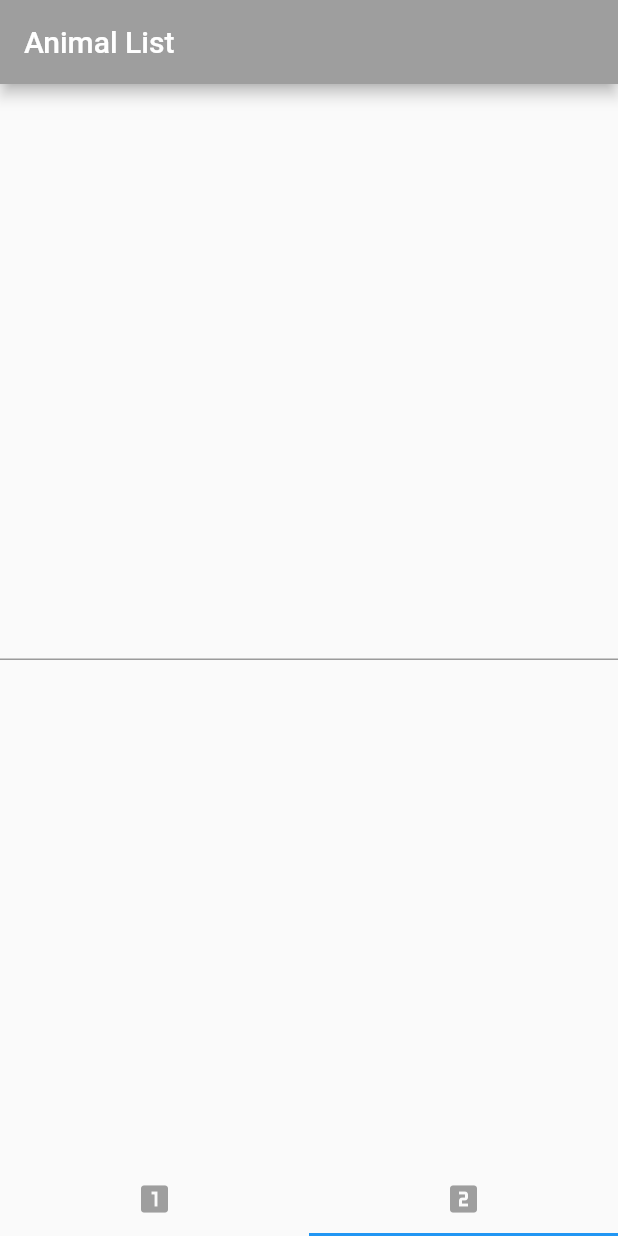
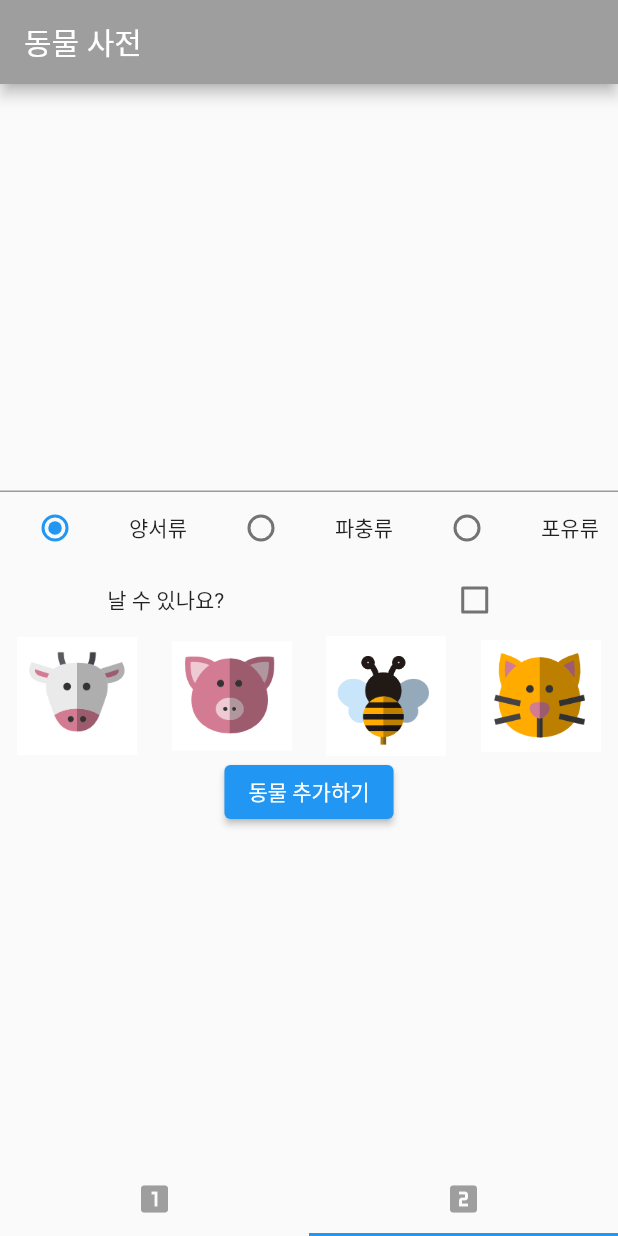
Before and after one commit to shinjoo95/flutter_ex, a Flutter app: the screen it shows after launch, tab 2 chosen, on a phone screen of 412 x 824 dp. Run offline on Flutter 3.47's test engine with Material 2 defaults, Android fonts, the phone set to English and light mode, and no system bars.

Commit message:
secondpage 추가화면

```diff
--- a/lib/main.dart
+++ b/lib/main.dart
@@ -63,7 +63,7 @@ class _MyHomePageState extends State<MyHomePage> with SingleTickerProviderStateM
     return Scaffold(
       appBar: AppBar(
         backgroundColor: Colors.grey,
-        title: Text('Animal List'),
+        title: Text('동물 사전'),
       ),
       body: TabBarView(
         controller: controller,
--- a/lib/sub/secondPage.dart
+++ b/lib/sub/secondPage.dart
@@ -9,8 +9,14 @@ class SecondApp extends StatefulWidget {
   State<SecondApp> createState() => _SecondAppState();
 }
 
+
+
 class _SecondAppState extends State<SecondApp> {
   final nameController = TextEditingController();
+  int? _radioValue = 0;
+  bool? flyExist = false;
+  String? _imagepath;
+
   @override
   Widget build(BuildContext context) {
     return Scaffold(
@@ -23,11 +29,57 @@ class _SecondAppState extends State<SecondApp> {
                   controller: nameController,
                   keyboardType: TextInputType.text,
                   maxLines: 1,
-                )
+                ),
+              Row(
+                mainAxisAlignment: MainAxisAlignment.spaceAround,
+                children: <Widget>[
+                  Radio(value: 0, groupValue: _radioValue, onChanged: _radioChange), Text('양서류'),
+                  Radio(value: 1, groupValue: _radioValue, onChanged: _radioChange), Text('파충류'),
+                  Radio(value: 2, groupValue: _radioValue, onChanged: _radioChange), Text('포유류'),
+                ],
+              ),
+              Row(
+                mainAxisAlignment: MainAxisAlignment.spaceAround,
+                children: <Widget>[
+                  Text('날 수 있나요?'),
+                  Checkbox(value: flyExist, onChanged: (bool? check){
+                    setState(() {
+                      flyExist = check;
+                    });
+                  })
+                ],
+              ),
+              Row(
+                mainAxisAlignment: MainAxisAlignment.spaceAround,
+                children: <Widget>[
+                  GestureDetector(
+                    child: Image.asset('repo/images/cow.png', width: 80),
+                    onTap: (){_imagepath = 'repo/images/cow.png';},
+                  ),
+                  GestureDetector(
+                    child: Image.asset('repo/images/pig.png', width: 80),
+                    onTap: (){_imagepath = 'repo/images/pig.png';},
+                  ),
+                  GestureDetector(
+                    child: Image.asset('repo/images/bee.png', width: 80),
+                    onTap: (){_imagepath = 'repo/images/bee.png';},
+                  ),
+                  GestureDetector(
+                    child: Image.asset('repo/images/cat.png', width: 80),
+                    onTap: (){_imagepath = 'repo/images/cat.png';},
+                  ),
+                ],
+              ),
+              ElevatedButton(onPressed: (){}, child: Text('동물 추가하기'))
             ],
           )
         ),
       ),
     );
   }
+  _radioChange(int? value){
+    setState(() {
+      _radioValue = value;
+    });
+  }
 }
```
